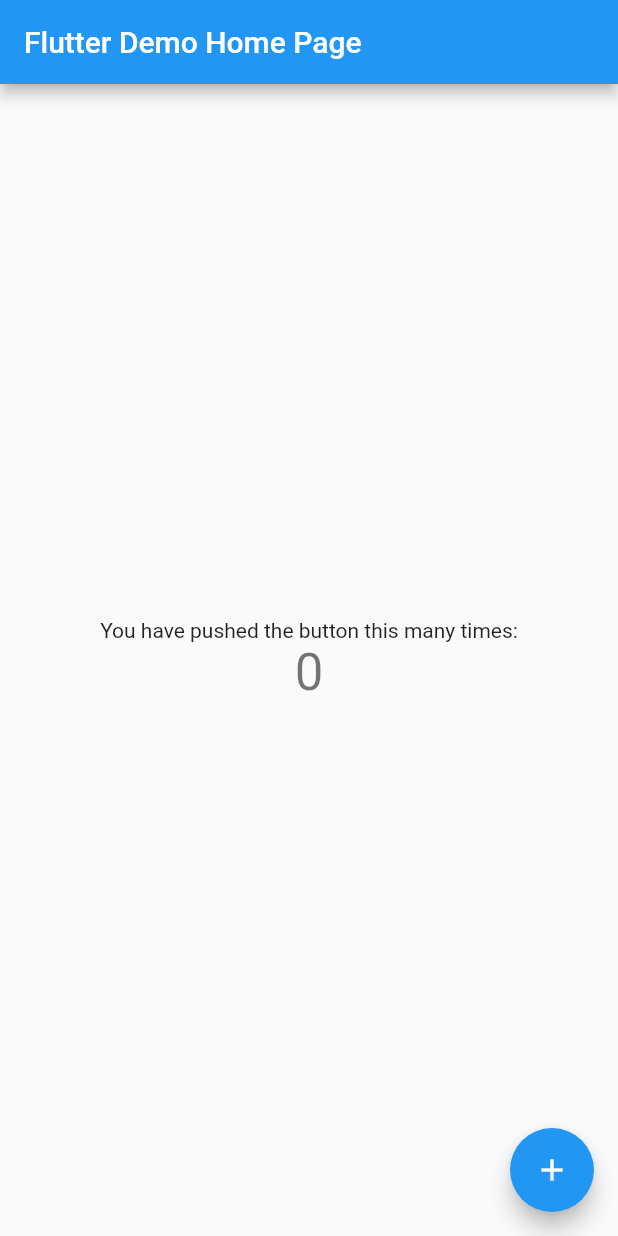
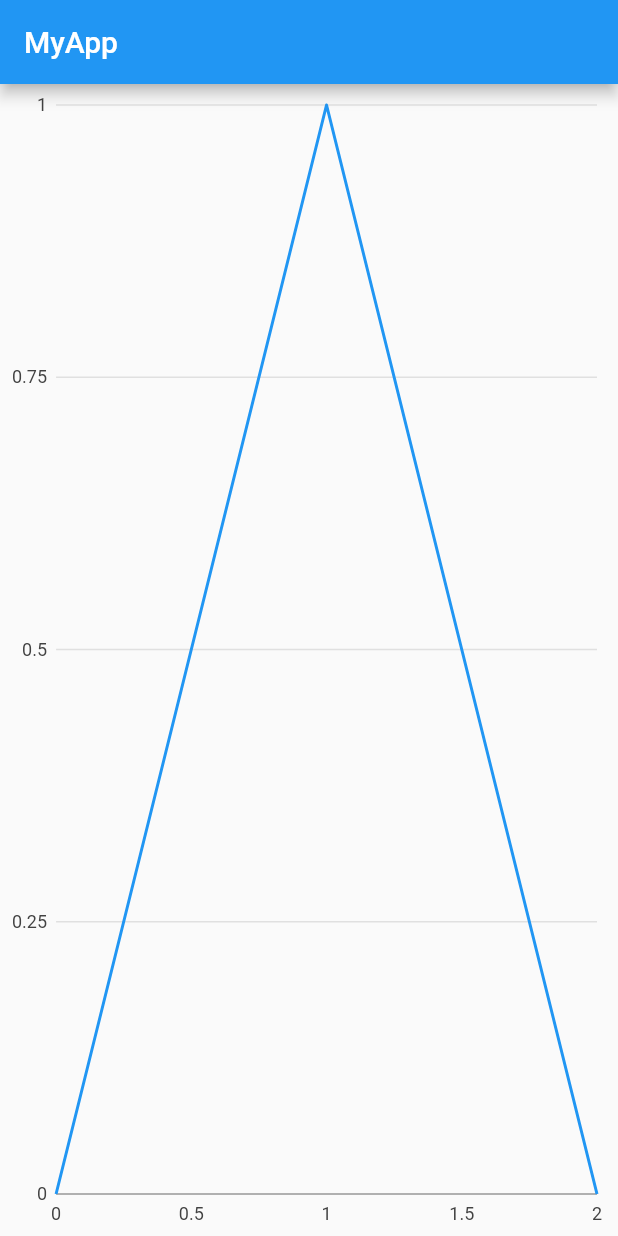
Before and after one commit to winksaville/charts_issue_minPixel_LT_totalPixels, a Flutter app: the screen it shows after launch, on a phone screen of 412 x 824 dp. Run offline on Flutter 3.47's test engine with Material 2 defaults, Android fonts, the phone set to English and light mode, and no system bars; our stand-ins replace charts_flutter.

Commit message:
Changes to base app to reproduce the issue.
The issue is:
 I/flutter (25091): ══╡ EXCEPTION CAUGHT BY RENDERING LIBRARY ╞═════════════════════════════════════════════════════════
 I/flutter (25091): The following assertion was thrown during performLayout():
 I/flutter (25091): 'package:charts_common/src/chart/layout/layout_config.dart': Failed assertion: line 101 pos 14:
 I/flutter (25091): '_minPixel < totalPixels': is not true.
 I/flutter (25091):

See README.md for instructions on how to reproduce the issue.

```diff
--- a/lib/main.dart
+++ b/lib/main.dart
@@ -1,117 +1,49 @@
 import 'package:flutter/material.dart';
+import 'package:charts_flutter/flutter.dart' as charts;
 
 void main() {
   runApp(MyApp());
 }
 
 class MyApp extends StatelessWidget {
-  // This widget is the root of your application.
+  static const String name = 'MyApp';
+
   @override
   Widget build(BuildContext context) {
     return MaterialApp(
-      title: 'Flutter Demo',
-      theme: ThemeData(
-        // This is the theme of your application.
-        //
-        // Try running your application with "flutter run". You'll see the
-        // application has a blue toolbar. Then, without quitting the app, try
-        // changing the primarySwatch below to Colors.green and then invoke
-        // "hot reload" (press "r" in the console where you ran "flutter run",
-        // or simply save your changes to "hot reload" in a Flutter IDE).
-        // Notice that the counter didn't reset back to zero; the application
-        // is not restarted.
-        primarySwatch: Colors.blue,
-        // This makes the visual density adapt to the platform that you run
-        // the app on. For desktop platforms, the controls will be smaller and
-        // closer together (more dense) than on mobile platforms.
-        visualDensity: VisualDensity.adaptivePlatformDensity,
-      ),
-      home: MyHomePage(title: 'Flutter Demo Home Page'),
+      title: name,
+      home: Scaffold(
+          appBar: AppBar(title: const Text(name)),
+          body: Container(
+              child: SimpleLineChart('Data', const <double>[0, 1, 0]))),
     );
   }
 }
 
-class MyHomePage extends StatefulWidget {
-  MyHomePage({Key key, this.title}) : super(key: key);
+class SimpleLineChart extends StatelessWidget {
+  SimpleLineChart(String title, List<double> data)
+      : seriesList = createChartData(title, data);
 
-  // This widget is the home page of your application. It is stateful, meaning
-  // that it has a State object (defined below) that contains fields that affect
-  // how it looks.
-
-  // This class is the configuration for the state. It holds the values (in this
-  // case the title) provided by the parent (in this case the App widget) and
-  // used by the build method of the State. Fields in a Widget subclass are
-  // always marked "final".
-
-  final String title;
-
-  @override
-  _MyHomePageState createState() => _MyHomePageState();
-}
-
-class _MyHomePageState extends State<MyHomePage> {
-  int _counter = 0;
-
-  void _incrementCounter() {
-    setState(() {
-      // This call to setState tells the Flutter framework that something has
-      // changed in this State, which causes it to rerun the build method below
-      // so that the display can reflect the updated values. If we changed
-      // _counter without calling setState(), then the build method would not be
-      // called again, and so nothing would appear to happen.
-      _counter++;
-    });
-  }
+  final List<charts.Series<double, int>> seriesList;
 
   @override
   Widget build(BuildContext context) {
-    // This method is rerun every time setState is called, for instance as done
-    // by the _incrementCounter method above.
-    //
-    // The Flutter framework has been optimized to make rerunning build methods
-    // fast, so that you can just rebuild anything that needs updating rather
-    // than having to individually change instances of widgets.
-    return Scaffold(
-      appBar: AppBar(
-        // Here we take the value from the MyHomePage object that was created by
-        // the App.build method, and use it to set our appbar title.
-        title: Text(widget.title),
-      ),
-      body: Center(
-        // Center is a layout widget. It takes a single child and positions it
-        // in the middle of the parent.
-        child: Column(
-          // Column is also a layout widget. It takes a list of children and
-          // arranges them vertically. By default, it sizes itself to fit its
-          // children horizontally, and tries to be as tall as its parent.
-          //
-          // Invoke "debug painting" (press "p" in the console, choose the
-          // "Toggle Debug Paint" action from the Flutter Inspector in Android
-          // Studio, or the "Toggle Debug Paint" command in Visual Studio Code)
-          // to see the wireframe for each widget.
-          //
-          // Column has various properties to control how it sizes itself and
-          // how it positions its children. Here we use mainAxisAlignment to
-          // center the children vertically; the main axis here is the vertical
-          // axis because Columns are vertical (the cross axis would be
-          // horizontal).
-          mainAxisAlignment: MainAxisAlignment.center,
-          children: <Widget>[
-            Text(
-              'You have pushed the button this many times:',
-            ),
-            Text(
-              '$_counter',
-              style: Theme.of(context).textTheme.headline4,
-            ),
-          ],
-        ),
-      ),
-      floatingActionButton: FloatingActionButton(
-        onPressed: _incrementCounter,
-        tooltip: 'Increment',
-        child: Icon(Icons.add),
-      ), // This trailing comma makes auto-formatting nicer for build methods.
+    return charts.LineChart(
+      seriesList,
     );
   }
+
+  static List<charts.Series<double, int>> createChartData(
+    String title,
+    List<double> data,
+  ) {
+    return <charts.Series<double, int>>[
+      charts.Series<double, int>(
+        id: title,
+        domainFn: (_, int idx) => idx,
+        measureFn: (double y, _) => y,
+        data: data,
+      )
+    ];
+  }
 }
--- a/pubspec.yaml
+++ b/pubspec.yaml
@@ -28,6 +28,9 @@
   # The following adds the Cupertino Icons font to your application.
   # Use with the CupertinoIcons class for iOS style icons.
   cupertino_icons: ^0.1.3
+
+  charts_flutter:
+    path: submodules/charts/charts_flutter
 
 dev_dependencies:
   flutter_test:
```
Also changed, not shown: pubspec.lock, 3 other files.
